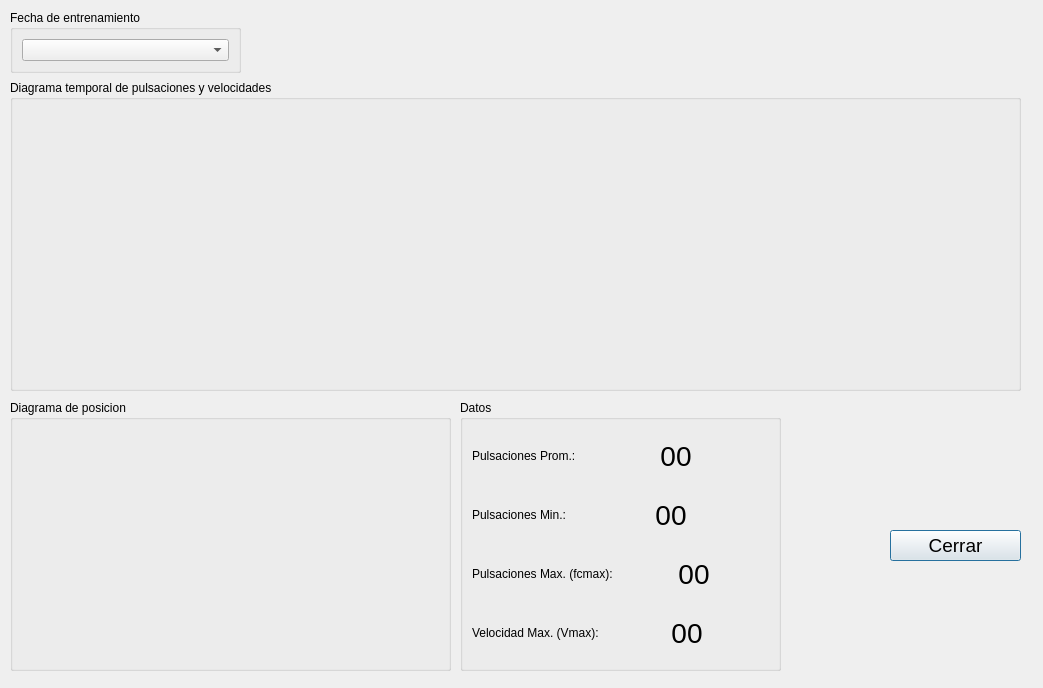
This is dialog_gps.ui in javosmar/multiserie as Qt 5 draws it before an edit. The edited form follows.
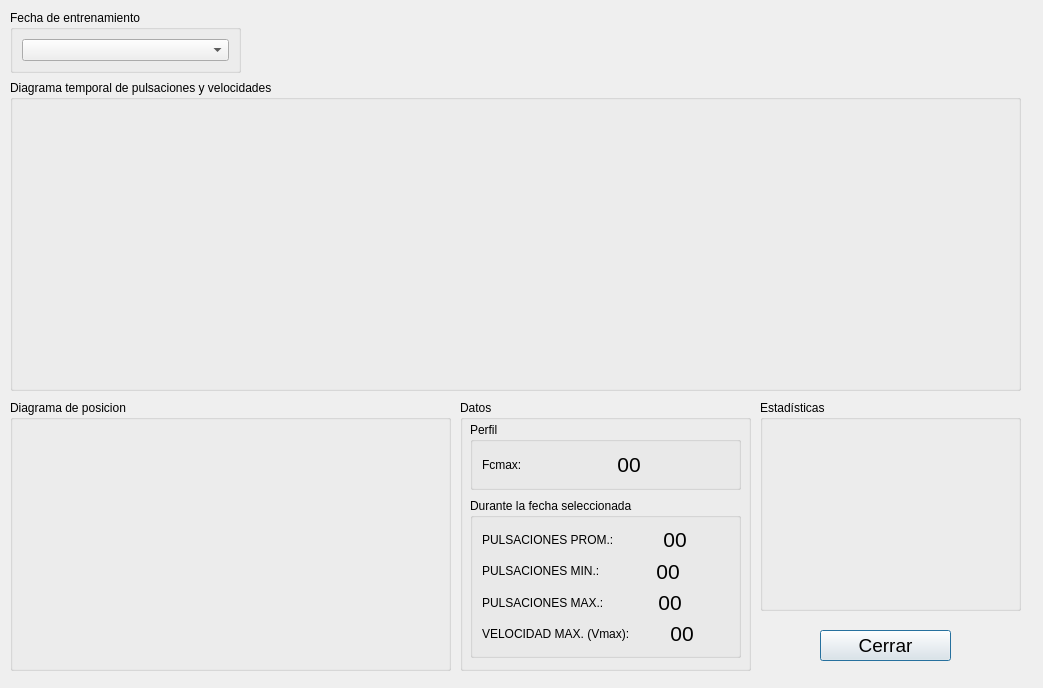
This is the edited form. Icons and pictures are not drawn. Custom widgets are drawn as their Qt base class.

Commit message: cuadro estadístico agregado. Falta definir y agregar visualización

Diff of the .ui file:
```diff
--- a/dialog_gps.ui
+++ b/dialog_gps.ui
@@ -41,8 +41,8 @@
    </property>
    <property name="geometry">
     <rect>
-     <x>890</x>
-     <y>530</y>
+     <x>820</x>
+     <y>630</y>
      <width>131</width>
      <height>31</height>
     </rect>
@@ -73,20 +73,108 @@
     <rect>
      <x>460</x>
      <y>400</y>
-     <width>321</width>
+     <width>291</width>
      <height>271</height>
     </rect>
    </property>
    <property name="title">
     <string>Datos</string>
    </property>
-   <layout class="QVBoxLayout" name="verticalLayout_2">
+   <widget class="QWidget" name="layoutWidget">
+    <property name="geometry">
+     <rect>
+      <x>10</x>
+      <y>20</y>
+      <width>271</width>
+      <height>241</height>
+     </rect>
+    </property>
+    <layout class="QVBoxLayout" name="verticalLayout_4">
+     <item>
+      <widget class="QGroupBox" name="groupBox_5">
+       <property name="maximumSize">
+        <size>
+         <width>16777215</width>
+         <height>68</height>
+        </size>
+       </property>
+       <property name="title">
+        <string>Perfil</string>
+       </property>
+       <layout class="QVBoxLayout" name="verticalLayout">
+        <item>
+         <layout class="QHBoxLayout" name="horizontalLayout_8">
+          <item>
+           <widget class="QLabel" name="label_9">
+            <property name="text">
+             <string>Fcmax:</string>
+            </property>
+           </widget>
+          </item>
+          <item>
+           <spacer name="horizontalSpacer_10">
+            <property name="orientation">
+             <enum>Qt::Horizontal</enum>
+            </property>
+            <property name="sizeHint" stdset="0">
+             <size>
+              <width>40</width>
+              <height>20</height>
+             </size>
+            </property>
+           </spacer>
+          </item>
+          <item>
+           <widget class="QLabel" name="labelFcmax">
+            <property name="font">
+             <font>
+              <pointsize>16</pointsize>
+             </font>
+            </property>
+            <property name="text">
+             <string>00</string>
+            </property>
+            <property name="alignment">
+             <set>Qt::AlignCenter</set>
+            </property>
+           </widget>
+          </item>
+          <item>
+           <spacer name="horizontalSpacer_11">
+            <property name="orientation">
+             <enum>Qt::Horizontal</enum>
+            </property>
+            <property name="sizeHint" stdset="0">
+             <size>
+              <width>40</width>
+              <height>20</height>
+             </size>
+            </property>
+           </spacer>
+          </item>
+         </layout>
+        </item>
+       </layout>
+      </widget>
+     </item>
+     <item>
+      <widget class="QGroupBox" name="groupBox_6">
+       <property name="maximumSize">
+        <size>
+         <width>16777215</width>
+         <height>160</height>
+        </size>
+       </property>
+       <property name="title">
+        <string>Durante la fecha seleccionada</string>
+       </property>
+       <layout class="QVBoxLayout" name="verticalLayout_3">
     <item>
      <layout class="QHBoxLayout" name="horizontalLayout_7">
       <item>
        <widget class="QLabel" name="label_8">
         <property name="text">
-         <string>Pulsaciones Prom.:</string>
+             <string>PULSACIONES PROM.:</string>
         </property>
        </widget>
       </item>
@@ -107,7 +195,7 @@
        <widget class="QLabel" name="labelPromPulsaciones">
         <property name="font">
          <font>
-          <pointsize>21</pointsize>
+              <pointsize>16</pointsize>
          </font>
         </property>
         <property name="text">
@@ -138,7 +226,7 @@
       <item>
        <widget class="QLabel" name="label_7">
         <property name="text">
-         <string>Pulsaciones Min.:</string>
+             <string>PULSACIONES MIN.:</string>
         </property>
        </widget>
       </item>
@@ -159,7 +247,7 @@
        <widget class="QLabel" name="labelMinPulsaciones">
         <property name="font">
          <font>
-          <pointsize>21</pointsize>
+              <pointsize>16</pointsize>
          </font>
         </property>
         <property name="text">
@@ -190,7 +278,7 @@
       <item>
        <widget class="QLabel" name="label_6">
         <property name="text">
-         <string>Pulsaciones Max. (fcmax):</string>
+             <string>PULSACIONES MAX.:</string>
         </property>
        </widget>
       </item>
@@ -211,7 +299,7 @@
        <widget class="QLabel" name="labelMaxPulsaciones">
         <property name="font">
          <font>
-          <pointsize>21</pointsize>
+              <pointsize>16</pointsize>
          </font>
         </property>
         <property name="text">
@@ -242,7 +330,7 @@
       <item>
        <widget class="QLabel" name="label">
         <property name="text">
-         <string>Velocidad Max. (Vmax):</string>
+             <string>VELOCIDAD MAX. (Vmax):</string>
         </property>
        </widget>
       </item>
@@ -263,7 +351,7 @@
        <widget class="QLabel" name="labelVelocidad">
         <property name="font">
          <font>
-          <pointsize>21</pointsize>
+              <pointsize>16</pointsize>
          </font>
         </property>
         <property name="text">
@@ -291,6 +379,10 @@
     </item>
    </layout>
   </widget>
+     </item>
+    </layout>
+   </widget>
+  </widget>
   <widget class="QGroupBox" name="groupBox_2">
    <property name="geometry">
     <rect>
@@ -434,6 +526,19 @@
     </item>
    </layout>
   </widget>
+  <widget class="QGroupBox" name="groupBox_7">
+   <property name="geometry">
+    <rect>
+     <x>760</x>
+     <y>400</y>
+     <width>261</width>
+     <height>211</height>
+    </rect>
+   </property>
+   <property name="title">
+    <string>Estadísticas</string>
+   </property>
+  </widget>
  </widget>
  <customwidgets>
   <customwidget>
```
Lines whose indentation alone changed are shown as unchanged. The commit also changes 9 other files.
